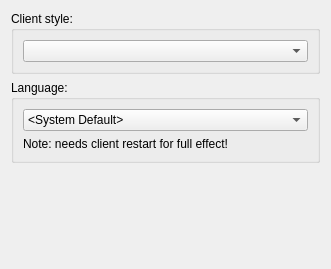
quassel/quassel, file src/qtui/settingspages/appearancesettingspage.ui: the form before one commit.
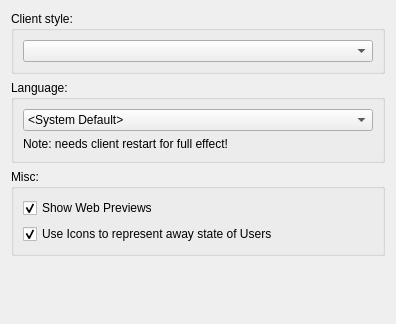
The form after the commit.

Commit message: you can now disable the web previews and user state icons (settings -> appearance -> general)

```diff
--- a/src/qtui/settingspages/appearancesettingspage.ui
+++ b/src/qtui/settingspages/appearancesettingspage.ui
@@ -5,8 +5,8 @@
    <rect>
     <x>0</x>
     <y>0</y>
-    <width>331</width>
-    <height>269</height>
+    <width>396</width>
+    <height>324</height>
    </rect>
   </property>
   <property name="windowTitle" >
@@ -56,7 +56,36 @@
     </widget>
    </item>
    <item>
-    <spacer>
+    <widget class="QGroupBox" name="groupBox_3" >
+     <property name="title" >
+      <string>Misc:</string>
+     </property>
+     <layout class="QVBoxLayout" name="verticalLayout_3" >
+      <item>
+       <widget class="QCheckBox" name="showWebPreview" >
+        <property name="text" >
+         <string>Show Web Previews</string>
+        </property>
+        <property name="checked" >
+         <bool>true</bool>
+        </property>
+       </widget>
+      </item>
+      <item>
+       <widget class="QCheckBox" name="showUserStateIcons" >
+        <property name="text" >
+         <string>Use Icons to represent away state of Users</string>
+        </property>
+        <property name="checked" >
+         <bool>true</bool>
+        </property>
+       </widget>
+      </item>
+     </layout>
+    </widget>
+   </item>
+   <item>
+    <spacer name="verticalSpacer" >
      <property name="orientation" >
       <enum>Qt::Vertical</enum>
      </property>
```
The commit also changes 11 other files.
